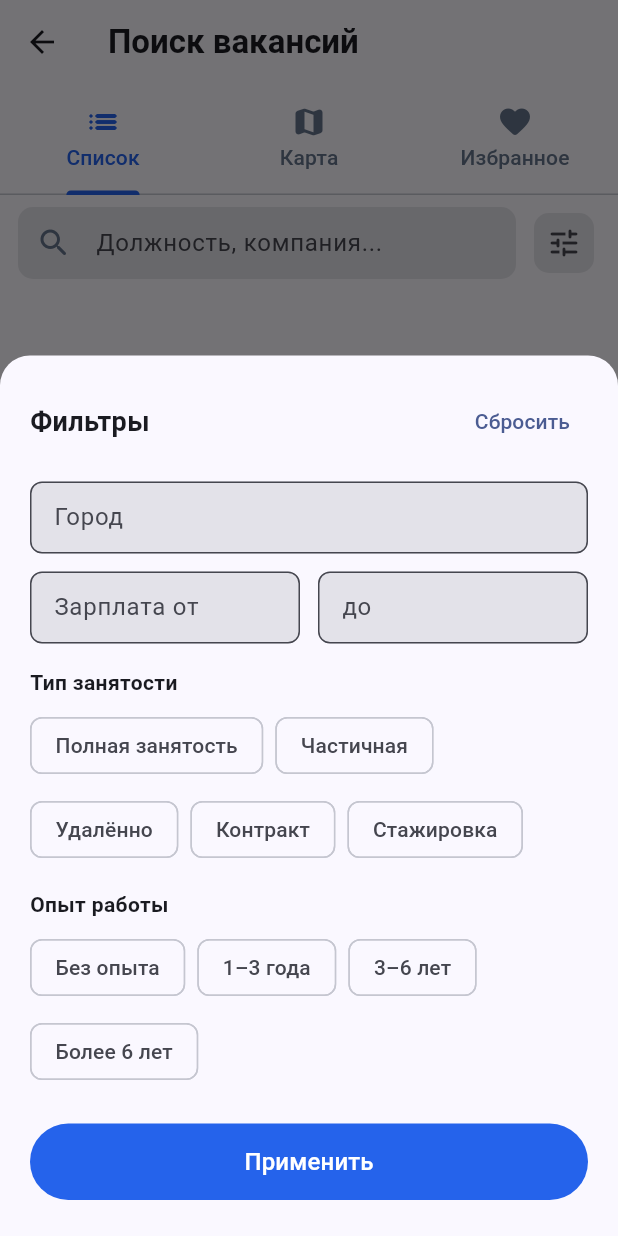
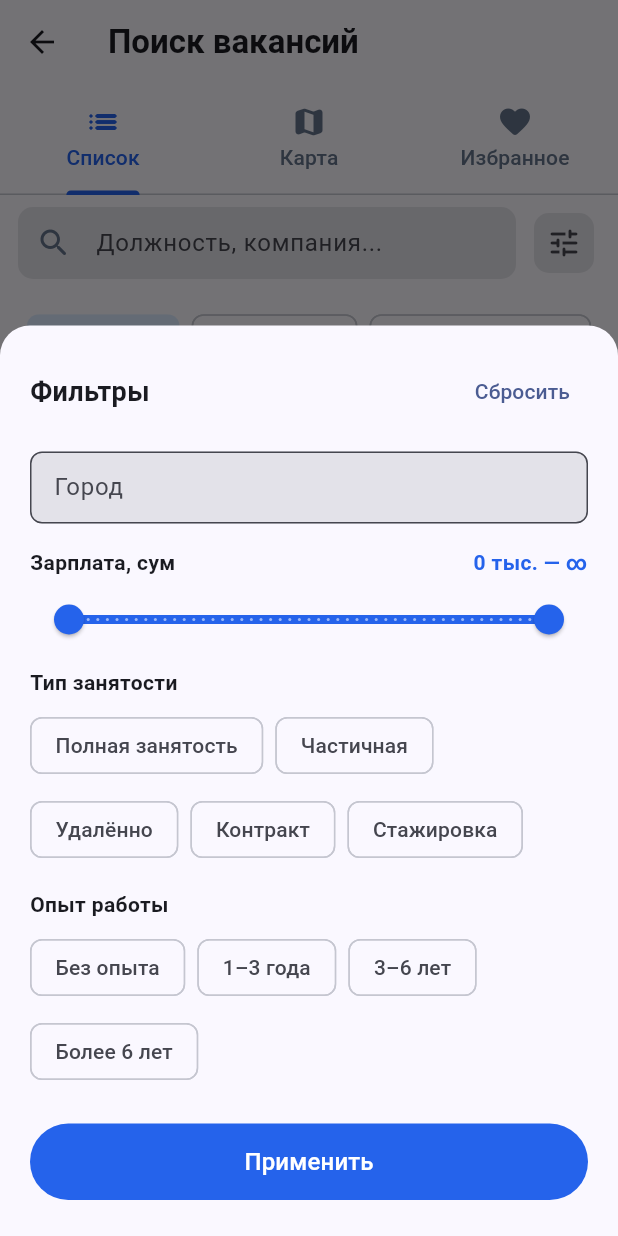
Before and after one commit to Dioniskas/ai-job-search-mobile, a Flutter app: the SeekerSearchScreen screen opened directly, after a tap on the "tune" icon, on a phone screen of 412 x 824 dp. Run offline on Flutter 3.47's test engine with Material 3 defaults, Android fonts, the phone set to English and light mode, and no system bars; our stand-ins replace cached_network_image, file_picker, firebase_core, firebase_messaging, flutter_local_notifications, flutter_map and 8 more; missing offline and left inert: flutter_sound; accounts and stored records are empty.

Commit message:
feat(задача6): поиск — слайдер зарплаты, сортировка по дате/зарплате/релевантности

```diff
--- a/client/lib/screens/seeker/search_screen.dart
+++ b/client/lib/screens/seeker/search_screen.dart
@@ -59,10 +59,13 @@ class _SeekerSearchScreenState extends State<SeekerSearchScreen>
 
   // Filters
   String _city = '';
-  String _salaryMin = '';
-  String _salaryMax = '';
+  int? _salaryMin;
+  int? _salaryMax;
   String? _employmentType;
   String? _experience;
+
+  // Sort
+  String _sortBy = 'date'; // 'date' | 'salary' | 'relevance'
 
   // Map / Saved
   List<dynamic> _mapVacancies = [];
@@ -130,11 +133,30 @@ class _SeekerSearchScreenState extends State<SeekerSearchScreen>
     final q = _searchCtrl.text.trim();
     if (q.isNotEmpty) m['search'] = q;
     if (_city.isNotEmpty) m['city'] = _city;
-    if (_salaryMin.isNotEmpty) m['salaryMin'] = _salaryMin;
-    if (_salaryMax.isNotEmpty) m['salaryMax'] = _salaryMax;
+    if (_salaryMin != null) m['salaryMin'] = '$_salaryMin';
+    if (_salaryMax != null) m['salaryMax'] = '$_salaryMax';
     if (_employmentType != null) m['employmentType'] = _employmentType!;
     if (_experience != null) m['experience'] = _experience!;
     return m;
+  }
+
+  List<dynamic> get _sortedVacancies {
+    final list = List<dynamic>.from(_vacancies);
+    if (_sortBy == 'salary') {
+      list.sort((a, b) {
+        final aMax = (a['salaryMax'] as int?) ?? (a['salaryMin'] as int?) ?? 0;
+        final bMax = (b['salaryMax'] as int?) ?? (b['salaryMin'] as int?) ?? 0;
+        return bMax.compareTo(aMax);
+      });
+    } else if (_sortBy == 'relevance') {
+      list.sort((a, b) {
+        final aB = a['boostedUntil'] != null ? 1 : 0;
+        final bB = b['boostedUntil'] != null ? 1 : 0;
+        return bB.compareTo(aB);
+      });
+    }
+    // 'date' — server already returns sorted by date
+    return list;
   }
 
   Future<void> _loadVacancies({bool reset = false}) async {
@@ -212,19 +234,20 @@ class _SeekerSearchScreenState extends State<SeekerSearchScreen>
   }
 
   bool get _hasFilters =>
-      _city.isNotEmpty || _salaryMin.isNotEmpty ||
-      _salaryMax.isNotEmpty || _employmentType != null || _experience != null;
+      _city.isNotEmpty || _salaryMin != null ||
+      _salaryMax != null || _employmentType != null || _experience != null;
+
+  static const _salarySliderMax = 5000000.0;
 
   void _openFilters() {
     var city = _city;
-    var sMin = _salaryMin;
-    var sMax = _salaryMax;
     var empType = _employmentType;
     var exp = _experience;
-
+    var sliderRange = RangeValues(
+      (_salaryMin ?? 0).toDouble(),
+      (_salaryMax ?? _salarySliderMax).toDouble(),
+    );
     final cityCtrl = TextEditingController(text: city);
-    final sMinCtrl = TextEditingController(text: sMin);
-    final sMaxCtrl = TextEditingController(text: sMax);
 
     showModalBottomSheet(
       context: context,
@@ -234,7 +257,11 @@ class _SeekerSearchScreenState extends State<SeekerSearchScreen>
         borderRadius: BorderRadius.vertical(top: Radius.circular(20)),
       ),
       builder: (ctx) => StatefulBuilder(
-        builder: (ctx, setSheet) => Padding(
+        builder: (ctx, setSheet) {
+          String fmt(double v) => v >= _salarySliderMax
+              ? '∞'
+              : '${(v ~/ 1000)} тыс.';
+          return Padding(
             padding: EdgeInsets.only(
               left: 20, right: 20, top: 20,
               bottom: MediaQuery.of(ctx).viewInsets.bottom + 24,
@@ -248,29 +275,39 @@ class _SeekerSearchScreenState extends State<SeekerSearchScreen>
                   TextButton(
                     onPressed: () {
                       setSheet(() {
-                      city = ''; sMin = ''; sMax = '';
+                        city = '';
                         empType = null; exp = null;
+                        sliderRange = const RangeValues(0, _salarySliderMax);
                       });
-                    cityCtrl.clear(); sMinCtrl.clear(); sMaxCtrl.clear();
+                      cityCtrl.clear();
                     },
                     child: const Text('Сбросить'),
                   ),
                 ]),
                 const SizedBox(height: 16),
                 _sheetField(cityCtrl, 'Город', (v) { city = v; }),
-              const SizedBox(height: 12),
-              Row(children: [
-                Expanded(child: _sheetField(
-                  sMinCtrl, 'Зарплата от', (v) { sMin = v; },
-                  keyboard: TextInputType.number,
-                )),
-                const SizedBox(width: 12),
-                Expanded(child: _sheetField(
-                  sMaxCtrl, 'до', (v) { sMax = v; },
-                  keyboard: TextInputType.number,
-                )),
-              ]),
                 const SizedBox(height: 16),
+                Row(
+                  mainAxisAlignment: MainAxisAlignment.spaceBetween,
+                  children: [
+                    const Text('Зарплата, сум',
+                        style: TextStyle(fontWeight: FontWeight.w600)),
+                    Text(
+                      '${fmt(sliderRange.start)} — ${fmt(sliderRange.end)}',
+                      style: const TextStyle(color: _blue, fontWeight: FontWeight.w600),
+                    ),
+                  ],
+                ),
+                const SizedBox(height: 4),
+                RangeSlider(
+                  values: sliderRange,
+                  min: 0,
+                  max: _salarySliderMax,
+                  divisions: 50,
+                  activeColor: _blue,
+                  onChanged: (v) => setSheet(() => sliderRange = v),
+                ),
+                const SizedBox(height: 8),
                 const Text('Тип занятости',
                     style: TextStyle(fontWeight: FontWeight.w600)),
                 const SizedBox(height: 8),
@@ -309,8 +346,10 @@ class _SeekerSearchScreenState extends State<SeekerSearchScreen>
                     onPressed: () {
                       setState(() {
                         _city = cityCtrl.text.trim();
-                      _salaryMin = sMinCtrl.text.trim();
-                      _salaryMax = sMaxCtrl.text.trim();
+                        _salaryMin = sliderRange.start > 0
+                            ? sliderRange.start.toInt() : null;
+                        _salaryMax = sliderRange.end < _salarySliderMax
+                            ? sliderRange.end.toInt() : null;
                         _employmentType = empType;
                         _experience = exp;
                       });
@@ -322,7 +361,24 @@ class _SeekerSearchScreenState extends State<SeekerSearchScreen>
                 ),
               ]),
             ),
+          );
+        },
       ),
+    );
+  }
+
+  Widget _sortChip(String value, String label) {
+    final selected = _sortBy == value;
+    return ChoiceChip(
+      label: Text(label),
+      selected: selected,
+      onSelected: (_) => setState(() => _sortBy = value),
+      selectedColor: const Color(0xFFDBEAFE),
+      checkmarkColor: _blue,
+      labelStyle: TextStyle(
+        color: selected ? _blue : _slate,
+        fontWeight: selected ? FontWeight.w600 : FontWeight.normal,
+        fontSize: 13,
       ),
     );
   }
@@ -422,6 +478,18 @@ class _SeekerSearchScreenState extends State<SeekerSearchScreen>
           ),
         ]),
       ),
+      // ── Sort chips ──────────────────────────────────────────────────────────
+      SingleChildScrollView(
+        scrollDirection: Axis.horizontal,
+        padding: const EdgeInsets.symmetric(horizontal: 12, vertical: 6),
+        child: Row(children: [
+          _sortChip('date', 'По дате'),
+          const SizedBox(width: 8),
+          _sortChip('salary', 'По зарплате'),
+          const SizedBox(width: 8),
+          _sortChip('relevance', 'По релевантности'),
+        ]),
+      ),
       Expanded(
         child: _loading
             ? const Center(child: CircularProgressIndicator())
@@ -434,9 +502,9 @@ class _SeekerSearchScreenState extends State<SeekerSearchScreen>
                         child: ListView.builder(
                           controller: _scrollCtrl,
                           padding: const EdgeInsets.all(12),
-                          itemCount: _vacancies.length + (_loadingMore ? 1 : 0),
+                          itemCount: _sortedVacancies.length + (_loadingMore ? 1 : 0),
                           itemBuilder: (context, index) {
-                            if (index == _vacancies.length) {
+                            if (index == _sortedVacancies.length) {
                               return const Padding(
                                 padding: EdgeInsets.symmetric(vertical: 16),
                                 child: Center(
@@ -445,7 +513,7 @@ class _SeekerSearchScreenState extends State<SeekerSearchScreen>
                                 ),
                               );
                             }
-                            final v = _vacancies[index];
+                            final v = _sortedVacancies[index];
                             return _VacancyCard(
                               vacancy: v,
                               onTap: () => Navigator.push(
```
Lines whose indentation alone changed are shown as unchanged.
